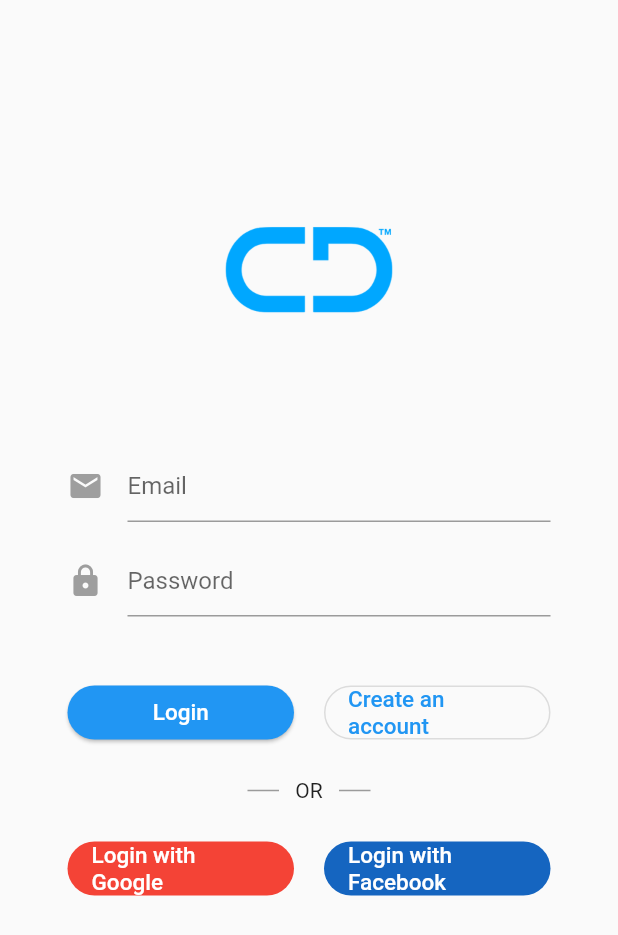
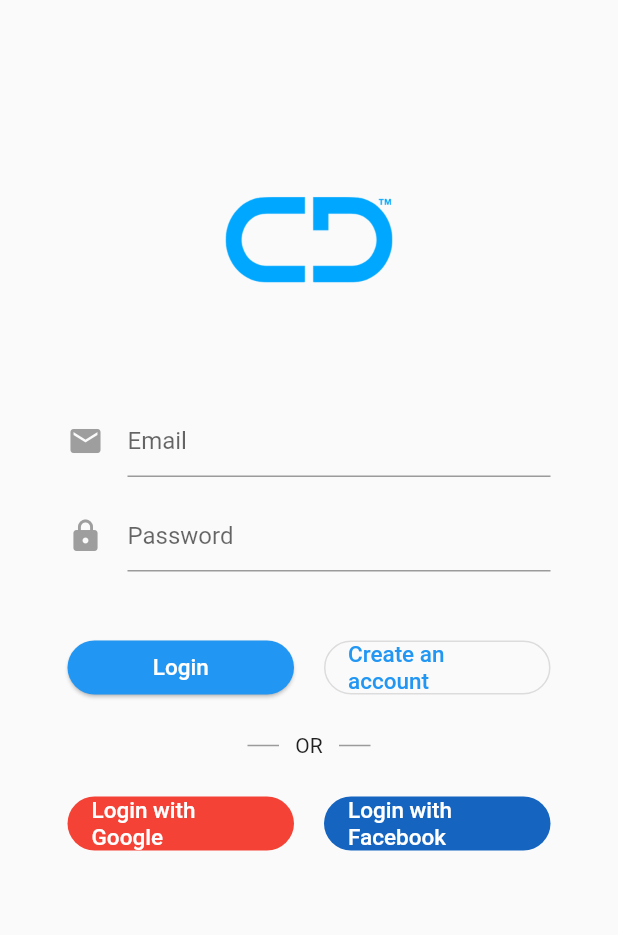
Before and after one commit to cicelybeckford/CoDiet-Flutter, a Flutter app: the AuthPage screen opened directly, on a phone screen of 412 x 824 dp. Shown: the top 935 px of the screen. Run offline on Flutter 3.47's test engine with Material 2 defaults, Android fonts, the phone set to English and light mode, and no system bars; our stand-ins replace charts_flutter, percent_indicator; missing offline and left inert: firebase; accounts and stored records are empty.

Commit message:
Update favicon and pubspec.yaml

```diff
--- a/lib/pages/auth_page.dart
+++ b/lib/pages/auth_page.dart
@@ -203,7 +203,7 @@
     return new Hero(
       tag: 'hero',
       child: Padding(
-        padding: EdgeInsets.fromLTRB(0.0, 70.0, 0.0, 0.0),
+        padding: EdgeInsets.fromLTRB(0.0, 50.0, 0.0, 0.0),
         child: CircleAvatar(
           backgroundColor: Colors.transparent,
           radius: 70.0,
@@ -215,7 +215,7 @@
 
   Widget showEmailInput() {
     return Padding(
-      padding: const EdgeInsets.fromLTRB(0.0, 50.0, 0.0, 0.0),
+      padding: const EdgeInsets.fromLTRB(0.0, 40.0, 0.0, 0.0),
       child: new TextFormField(
         maxLines: 1,
         keyboardType: TextInputType.emailAddress,
--- a/pubspec.yaml
+++ b/pubspec.yaml
@@ -51,6 +51,7 @@
   assets:
    - assets/logo.png
    - assets/logo2.png
+   - assets/favicon.ico
 
   # An image asset can refer to one or more resolution-specific "variants", see
   # https://flutter.dev/assets-and-images/#resolution-aware.
```
Also changed, not shown: 5 other files.
